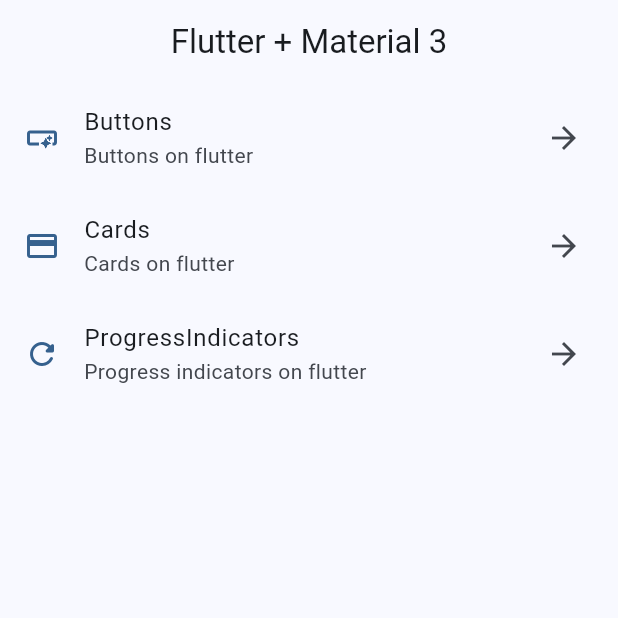
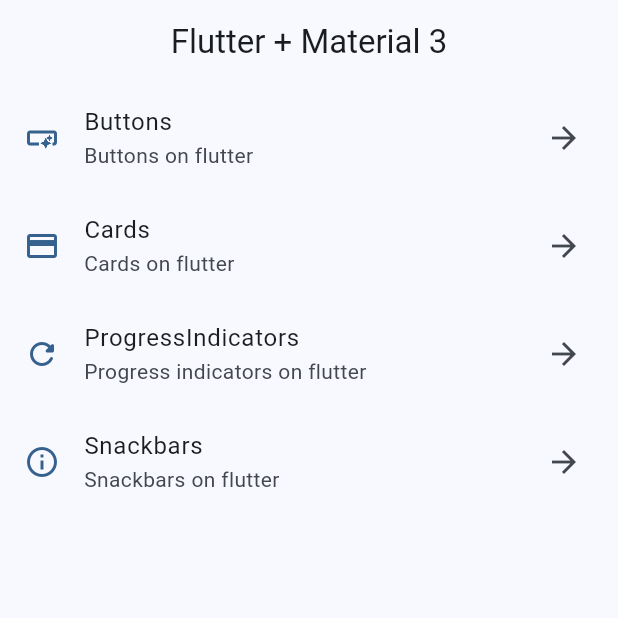
Before and after one commit to eserdeiro/widgets_app, a Flutter app: the screen it shows after launch, on a phone screen of 412 x 824 dp, the top half of it. Run offline on Flutter 3.47's test engine with Material 2 defaults, Android fonts, the phone set to English and light mode, and no system bars; our stand-ins replace go_router.

Commit message:
snackbar

```diff
--- a/lib/config/menu/menu_items.dart
+++ b/lib/config/menu/menu_items.dart
@@ -24,9 +24,16 @@ MenuItem(
   subTitle: 'Cards on flutter',
   url     : '/cards',
   icon    : Icons.credit_card),
-    MenuItem(
+
+  MenuItem(
   title   : 'ProgressIndicators',
   subTitle: 'Progress indicators on flutter',
   url     : '/progress',
-  icon    : Icons.refresh_rounded)
+  icon    : Icons.refresh_rounded),
+
+  MenuItem(
+  title   : 'Snackbars ',
+  subTitle: 'Snackbars on flutter',
+  url     : '/snackbars',
+  icon    : Icons.info_outline)
 ];
--- a/lib/config/router/app_router.dart
+++ b/lib/config/router/app_router.dart
@@ -7,22 +7,32 @@ final appRouter = GoRouter(
   routes: [
     GoRoute(
       path: '/',
+      name: HomeScreen.name,
       builder: (context, state) => const HomeScreen(),
     ),
 
      GoRoute(
       path: '/buttons',
+      name: ButtonsScreen.name,
       builder: (context, state) => const ButtonsScreen(),
     ),
 
      GoRoute(
       path: '/cards',
+      name: CardsScreen.name,
       builder: (context, state) => const CardsScreen(),
     ),
 
       GoRoute(
       path: '/progress',
+      name: ProgressScreen.name,
       builder: (context, state) => const ProgressScreen(),
+    ),
+
+    GoRoute(
+      path: '/snackbars',
+      name: SnackbarScreen.name,
+      builder: (context, state) => const SnackbarScreen(),
     ),
   ],
 );
```
Also changed, not shown: lib/presentation/screens/snackbar/snackbar_screen.dart (+31 -2 lines).
